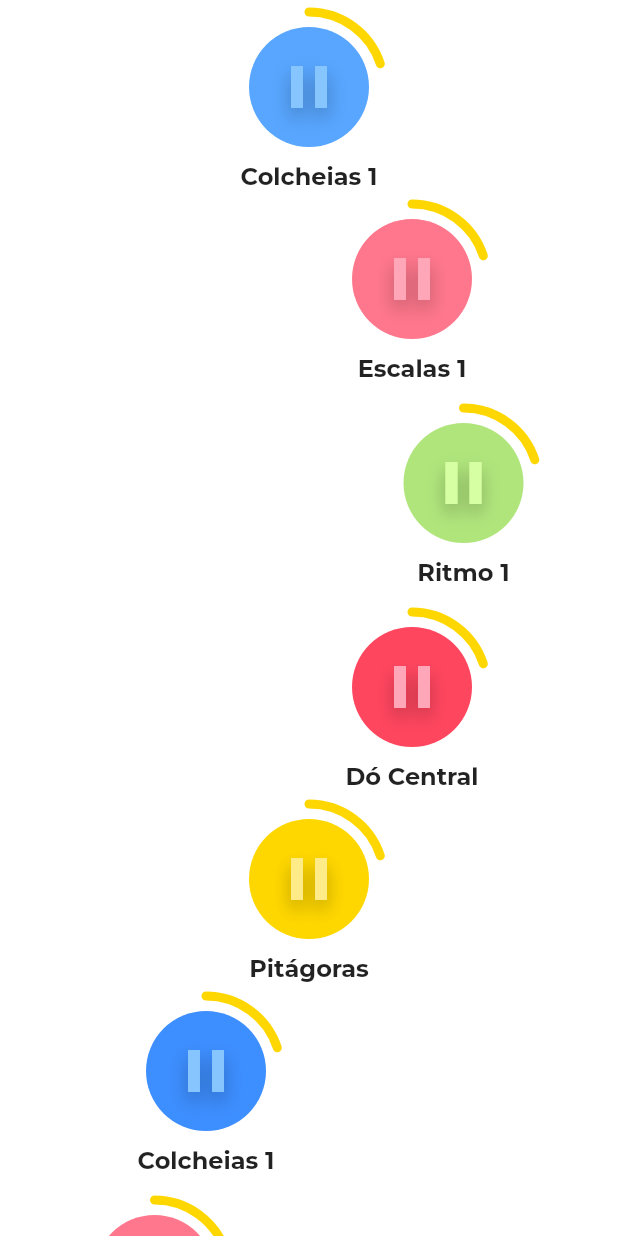
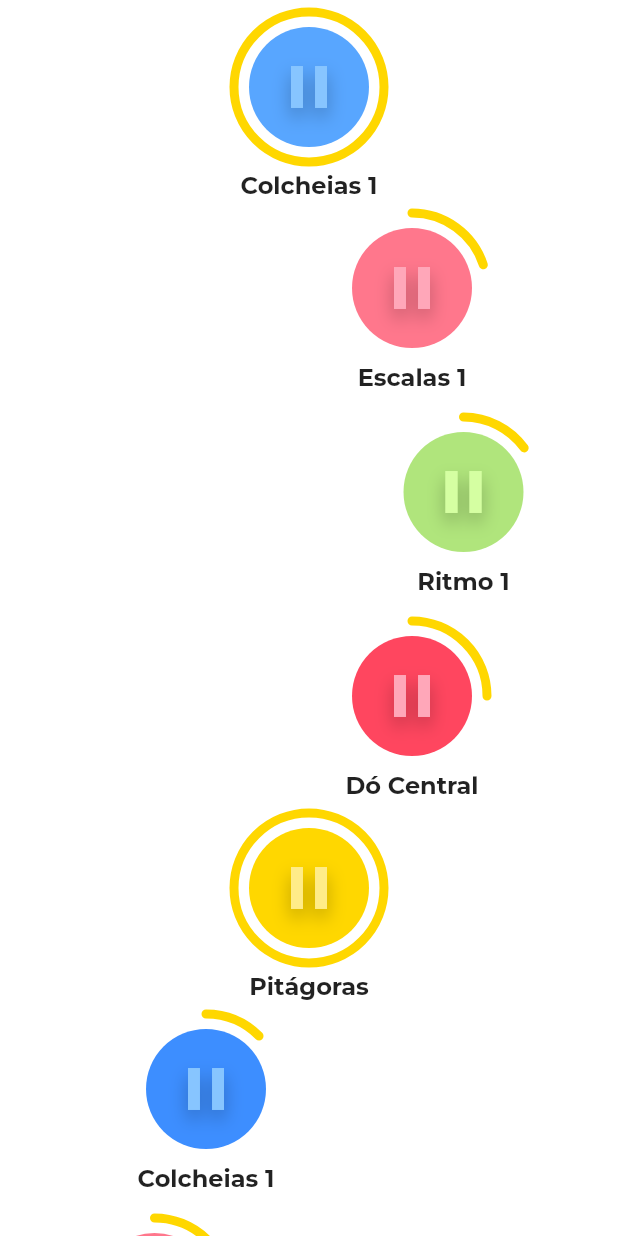
Before and after one commit to Rodrigo-Tei/fluffy-train, a Flutter app: the screen it shows after launch, on a phone screen of 412 x 824 dp. Run offline on Flutter 3.47's test engine with Material 2 defaults, Android fonts, the phone set to English and light mode, and no system bars; drawn by our look-alikes of simple_circular_progress_bar; our stand-ins replace animated_text_kit, equatable, flutter_bloc, font_awesome_flutter, just_audio; project files that could hold a hidden picture were left out.

Commit message:
Fix percentage on button

```diff
--- a/lib/models/lesson.dart
+++ b/lib/models/lesson.dart
@@ -5,12 +5,14 @@ part 'lesson.g.dart';
 
 @JsonSerializable(fieldRename: FieldRename.snake)
 class Lesson {
-  Lesson(this.name, this.exercises, this.currentLevel, this.subject);
+  Lesson(this.name, this.exercises, this.currentLevel, this.subject,
+      this.percentageCompletion);
 
   String name;
   List<Exercise> exercises;
   int currentLevel;
   Subject subject;
+  double percentageCompletion;
 
   factory Lesson.fromJson(Map<String, dynamic> json) => _$LessonFromJson(json);
 
@@ -18,7 +20,8 @@ class Lesson {
 
   @override
   String toString() {
-    return 'Lesson{question: $name, alternatives: $exercises}';
+    return '''Lesson{name: $name, exercises: $exercises, currentLevel: $currentLevel,
+    subject: $subject, percentageCompletion: $percentageCompletion}''';
   }
 }
 
--- a/lib/modules/home/ui/lesson_button.dart
+++ b/lib/modules/home/ui/lesson_button.dart
@@ -14,15 +14,18 @@ class LessonButton extends StatelessWidget {
   @override
   Widget build(BuildContext context) {
     return Column(
+      mainAxisAlignment: MainAxisAlignment.center,
       children: [
         Stack(
           alignment: Alignment.center,
           children: [
             SimpleCircularProgressBar(
+              mergeMode: true,
               progressColors: [DefaultTheme.golden[Golden.level5]!],
               backStrokeWidth: 6,
               progressStrokeWidth: 6,
-              valueNotifier: ValueNotifier(20),
+              animationDuration: 0,
+              valueNotifier: ValueNotifier(lesson.percentageCompletion),
               backColor: DefaultTheme.transparent,
             ),
             RawMaterialButton(
@@ -52,12 +55,17 @@ class LessonButton extends StatelessWidget {
             ),
           ],
         ),
-        Text(
-          lesson.name,
-          style: const TextStyle(
+        Container(
+          margin: EdgeInsets.only(
+              top: lesson.percentageCompletion < 40 ? 0.0 : 6.0),
+          child: Text(
+            lesson.name,
+            style: const TextStyle(
               fontFamily: 'Montserrat',
               fontWeight: FontWeight.bold,
-              fontSize: 16),
+              fontSize: 16,
+            ),
+          ),
         ),
       ],
     );
```
Also changed, not shown: lib/repositories/network/home_page_requester.dart (+15 -15 lines), lib/models/lesson.g.dart.
